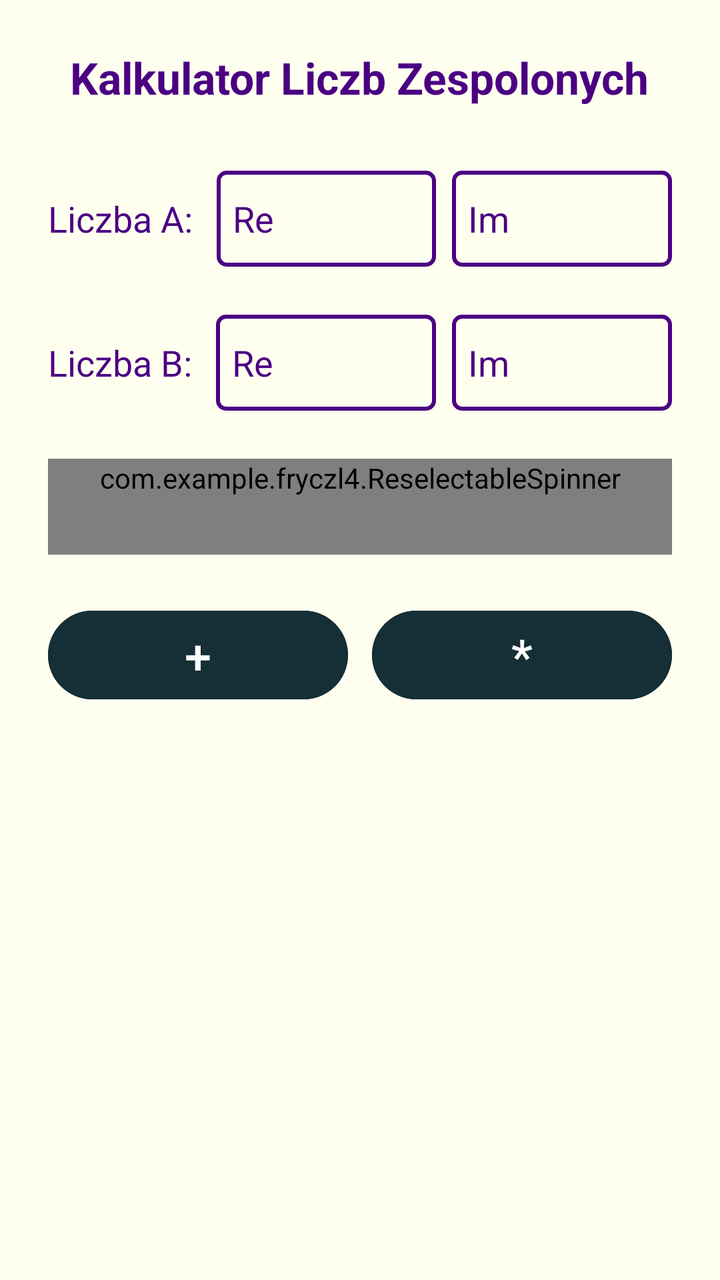
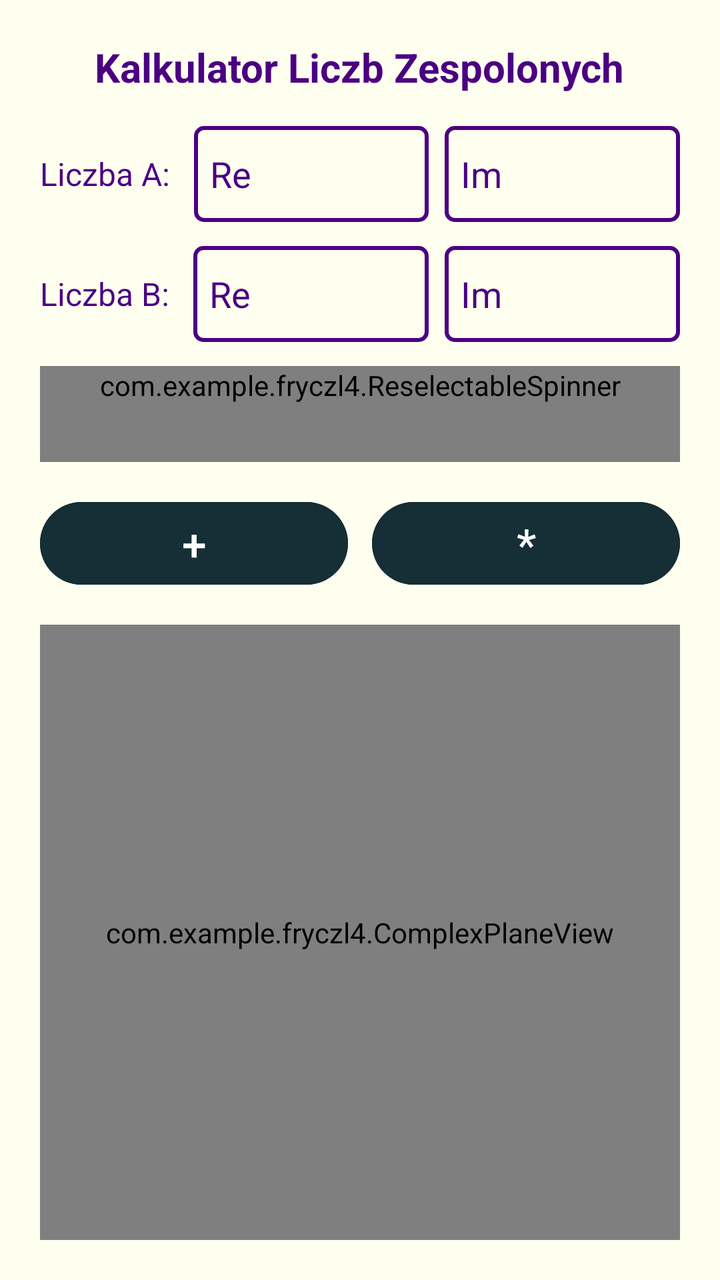

Compare the two renders of this Android layout. The source of the first and the diff that turns it into the second are given below.
<!-- AndroidManifest.xml: application theme Theme.FryczL4 -->
<!-- res/layout/activity_main.xml -->
<?xml version="1.0" encoding="utf-8"?>
<LinearLayout xmlns:android="http://schemas.android.com/apk/res/android"
    xmlns:tools="http://schemas.android.com/tools"
    android:layout_width="match_parent"
    android:layout_height="match_parent"
    android:background="@color/kosc_sloniowa"
    android:orientation="vertical"
    android:padding="24dp"
    android:gravity="center_horizontal"
    tools:context=".MainActivity">

    <TextView
        android:layout_width="wrap_content"
        android:layout_height="wrap_content"
        android:text="@string/calc_title"
        android:textColor="@color/indygo"
        android:textSize="22sp"
        android:textStyle="bold"
        android:layout_marginBottom="32dp" />

    
    <LinearLayout
        android:layout_width="match_parent"
        android:layout_height="wrap_content"
        android:orientation="horizontal"
        android:gravity="center_vertical"
        android:layout_marginBottom="24dp">

        <TextView
            android:layout_width="wrap_content"
            android:layout_height="wrap_content"
            android:text="@string/label_a"
            android:textColor="@color/indygo"
            android:textSize="18sp"
            android:layout_marginEnd="12dp" />

        <EditText
            android:id="@+id/etRealA"
            android:layout_width="0dp"
            android:layout_height="wrap_content"
            android:minHeight="48dp"
            android:layout_weight="1"
            android:hint="@string/hint_re"
            android:textColor="@color/indygo"
            android:textColorHint="@color/indygo"
            android:background="@drawable/box_background"
            android:padding="8dp"
            android:maxLength="10"
            android:inputType="numberSigned|numberDecimal"
            android:layout_marginEnd="8dp"
            android:importantForAutofill="no" />

        <EditText
            android:id="@+id/etImagA"
            android:layout_width="0dp"
            android:layout_height="wrap_content"
            android:minHeight="48dp"
            android:layout_weight="1"
            android:hint="@string/hint_im"
            android:textColor="@color/indygo"
            android:textColorHint="@color/indygo"
            android:background="@drawable/box_background"
            android:padding="8dp"
            android:maxLength="10"
            android:inputType="numberSigned|numberDecimal"
            android:importantForAutofill="no" />
    </LinearLayout>

    
    <LinearLayout
        android:layout_width="match_parent"
        android:layout_height="wrap_content"
        android:orientation="horizontal"
        android:gravity="center_vertical"
        android:layout_marginBottom="24dp">

        <TextView
            android:layout_width="wrap_content"
            android:layout_height="wrap_content"
            android:text="@string/label_b"
            android:textColor="@color/indygo"
            android:textSize="18sp"
            android:layout_marginEnd="12dp" />

        <EditText
            android:id="@+id/etRealB"
            android:layout_width="0dp"
            android:layout_height="wrap_content"
            android:minHeight="48dp"
            android:layout_weight="1"
            android:hint="@string/hint_re"
            android:textColor="@color/indygo"
            android:textColorHint="@color/indygo"
            android:background="@drawable/box_background"
            android:padding="8dp"
            android:maxLength="10"
            android:inputType="numberSigned|numberDecimal"
            android:layout_marginEnd="8dp"
            android:importantForAutofill="no" />

        <EditText
            android:id="@+id/etImagB"
            android:layout_width="0dp"
            android:layout_height="wrap_content"
            android:minHeight="48dp"
            android:layout_weight="1"
            android:hint="@string/hint_im"
            android:textColor="@color/indygo"
            android:textColorHint="@color/indygo"
            android:background="@drawable/box_background"
            android:padding="8dp"
            android:maxLength="10"
            android:inputType="numberSigned|numberDecimal"
            android:importantForAutofill="no" />
    </LinearLayout>

    
    <com.example.fryczl4.ReselectableSpinner
        android:id="@+id/spinnerOperation"
        android:layout_width="match_parent"
        android:layout_height="wrap_content"
        android:minHeight="48dp"
        android:background="@drawable/box_background"
        android:layout_marginBottom="24dp" />

    
    <LinearLayout
        android:layout_width="match_parent"
        android:layout_height="wrap_content"
        android:orientation="horizontal"
        android:gravity="center">

        <Button
            android:id="@+id/btnAdd"
            android:layout_weight="1"
            android:layout_width="0dp"
            android:layout_height="wrap_content"
            android:minHeight="48dp"
            android:text="+"
            android:textSize="24sp"
            android:textColor="@color/white"
            android:backgroundTint="@color/morski_noca"
            android:layout_marginEnd="12dp" />

        <Button
            android:id="@+id/btnMultiply"
            android:layout_weight="1"
            android:layout_width="0dp"
            android:layout_height="wrap_content"
            android:minHeight="48dp"
            android:text="*"
            android:textSize="24sp"
            android:textColor="@color/white"
            android:backgroundTint="@color/morski_noca" />
    </LinearLayout>

</LinearLayout>
<!-- resources referenced by this layout -->
<resources>
  <color name="indygo">#4B0082</color>
  <color name="kosc_sloniowa">#FFFFF0</color>
  <color name="morski_noca">#162E35</color>
  <color name="white">#FFFFFFFF</color>
  <!-- drawable box_background (drawable) -->
  <?xml version="1.0" encoding="utf-8"?>
  <shape xmlns:android="http://schemas.android.com/apk/res/android"
      android:shape="rectangle">
      <solid android:color="@color/kosc_sloniowa" />
      <stroke
          android:width="2dp"
          android:color="@color/indygo" />
      <corners android:radius="4dp" />
  </shape>
  <string name="calc_title">Kalkulator Liczb Zespolonych</string>
  <string name="hint_im">Im</string>
  <string name="hint_re">Re</string>
  <string name="label_a">Liczba A:</string>
  <string name="label_b">Liczba B:</string>
  <style name="Theme.FryczL4" parent="Base.Theme.FryczL4" />
  <style name="Base.Theme.FryczL4" parent="Theme.Material3.DayNight.NoActionBar">
          
          
      </style>
</resources>

<!-- the commit's change to res/layout/activity_main.xml (unified diff, before → after) -->
@@ -5,7 +5,7 @@
     android:layout_height="match_parent"
     android:background="@color/kosc_sloniowa"
     android:orientation="vertical"
-    android:padding="24dp"
+    android:padding="20dp"
     android:gravity="center_horizontal"
     tools:context=".MainActivity">
 
@@ -14,9 +14,9 @@
         android:layout_height="wrap_content"
         android:text="@string/calc_title"
         android:textColor="@color/indygo"
-        android:textSize="22sp"
+        android:textSize="20sp"
         android:textStyle="bold"
-        android:layout_marginBottom="32dp" />
+        android:layout_marginBottom="16dp" />
 
     
     <LinearLayout
@@ -24,14 +24,14 @@
         android:layout_height="wrap_content"
         android:orientation="horizontal"
         android:gravity="center_vertical"
-        android:layout_marginBottom="24dp">
+        android:layout_marginBottom="12dp">
 
         <TextView
             android:layout_width="wrap_content"
             android:layout_height="wrap_content"
             android:text="@string/label_a"
             android:textColor="@color/indygo"
-            android:textSize="18sp"
+            android:textSize="16sp"
             android:layout_marginEnd="12dp" />
 
         <EditText
@@ -72,14 +72,14 @@
         android:layout_height="wrap_content"
         android:orientation="horizontal"
         android:gravity="center_vertical"
-        android:layout_marginBottom="24dp">
+        android:layout_marginBottom="12dp">
 
         <TextView
             android:layout_width="wrap_content"
             android:layout_height="wrap_content"
             android:text="@string/label_b"
             android:textColor="@color/indygo"
-            android:textSize="18sp"
+            android:textSize="16sp"
             android:layout_marginEnd="12dp" />
 
         <EditText
@@ -121,14 +121,15 @@
         android:layout_height="wrap_content"
         android:minHeight="48dp"
         android:background="@drawable/box_background"
-        android:layout_marginBottom="24dp" />
+        android:layout_marginBottom="16dp" />
 
     
     <LinearLayout
         android:layout_width="match_parent"
         android:layout_height="wrap_content"
         android:orientation="horizontal"
-        android:gravity="center">
+        android:gravity="center"
+        android:layout_marginBottom="16dp">
 
         <Button
             android:id="@+id/btnAdd"
@@ -137,7 +138,7 @@
             android:layout_height="wrap_content"
             android:minHeight="48dp"
             android:text="+"
-            android:textSize="24sp"
+            android:textSize="22sp"
             android:textColor="@color/white"
             android:backgroundTint="@color/morski_noca"
             android:layout_marginEnd="12dp" />
@@ -149,9 +150,17 @@
             android:layout_height="wrap_content"
             android:minHeight="48dp"
             android:text="*"
-            android:textSize="24sp"
+            android:textSize="22sp"
             android:textColor="@color/white"
             android:backgroundTint="@color/morski_noca" />
     </LinearLayout>
 
+    
+    <com.example.fryczl4.ComplexPlaneView
+        android:id="@+id/complexPlaneView"
+        android:layout_width="match_parent"
+        android:layout_height="0dp"
+        android:layout_weight="1"
+        android:background="@drawable/box_background" />
+
 </LinearLayout>
